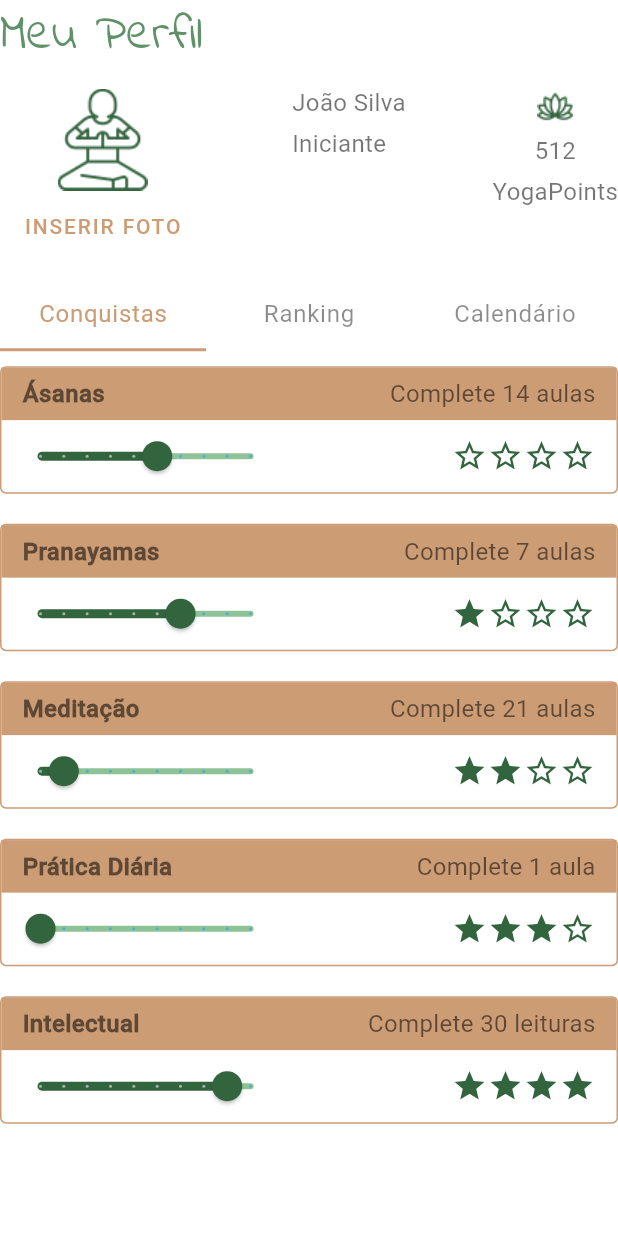
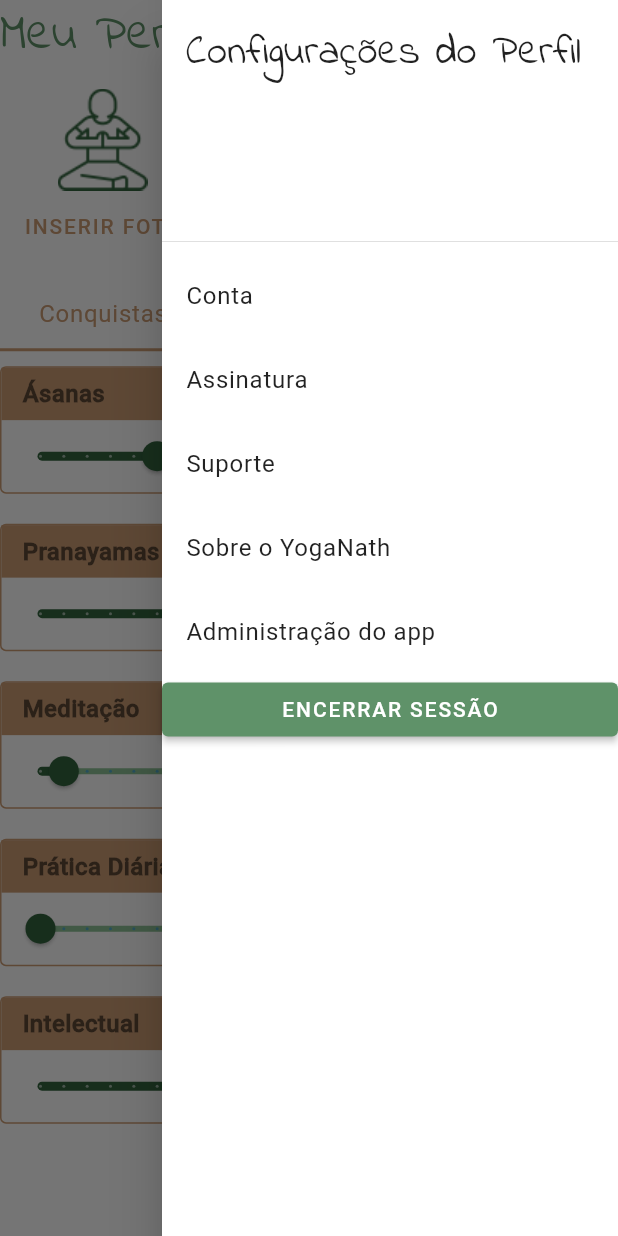
Before and after one commit to pachecofc/yoganath, a Flutter app: the Profile screen opened directly, with the side drawer open (before the commit the screen has no drawer), on a phone screen of 412 x 824 dp. Run offline on Flutter 3.47's test engine with Material 2 defaults, Android fonts, the phone set to English and light mode, and no system bars; our stand-ins replace table_calendar.

Commit message:
feat: add drawer to profile screen

```diff
--- a/lib/main.dart
+++ b/lib/main.dart
@@ -23,7 +23,8 @@ class YogaNath extends StatelessWidget {
         primaryColorDark: Color(0xff996E48),
         buttonColor: Color(0xff5F9269),
         accentColor: Color(0xff32643E),
-        canvasColor: Color(0xffDEA97E),
+        bottomAppBarColor: Color(0xffDEA97E),
+        canvasColor: Colors.white,
         scaffoldBackgroundColor: Colors.white,
         textTheme: Typography.blackMountainView.copyWith(
           bodyText2: TextStyle(color: Colors.black54, fontSize: 16.0),
--- a/lib/screens/base_screen.dart
+++ b/lib/screens/base_screen.dart
@@ -37,6 +37,7 @@ class _BaseState extends State<Base> {
           child: _widgetOptions.elementAt(_selectedIndex),
         ),
         bottomNavigationBar: BottomNavigationBar(
+          backgroundColor: Theme.of(context).bottomAppBarColor,
           items: const <BottomNavigationBarItem>[
             BottomNavigationBarItem(
               icon: Icon(Icons.spa),
--- a/lib/screens/profile_screen.dart
+++ b/lib/screens/profile_screen.dart
@@ -3,9 +3,88 @@ import 'package:yoganath/screens/achievements_screen.dart';
 import 'package:yoganath/screens/calendar_screen.dart';
 import 'package:yoganath/screens/ranking_screen.dart';
 import 'package:yoganath/widgets/reusableFlatButton.dart';
+import 'package:yoganath/widgets/reusableRaisedButton.dart';
 import 'package:yoganath/widgets/reusableTitle.dart';
 
-class Profile extends StatelessWidget {
+class Profile extends StatefulWidget {
+  @override
+  _ProfileState createState() => _ProfileState();
+}
+
+class _ProfileState extends State<Profile> {
+  var scaffoldKey = GlobalKey<ScaffoldState>();
+
+  @override
+  Widget build(BuildContext context) {
+    return Scaffold(
+      key: scaffoldKey,
+      endDrawer: Drawer(
+        child: ListView(
+          primary: false,
+          padding: EdgeInsets.zero,
+          children: <Widget>[
+            DrawerHeader(
+              child: Text(
+                'Configurações do Perfil',
+                style: Theme.of(context).textTheme.headline6,
+              ),
+            ),
+            ListTile(
+              title: Text('Conta'),
+              onTap: () {
+                Navigator.pop(context);
+              },
+            ),
+            ListTile(
+              title: Text('Assinatura'),
+              onTap: () {
+                Navigator.pop(context);
+              },
+            ),
+            ListTile(
+              title: Text('Suporte'),
+              onTap: () {
+                Navigator.pop(context);
+              },
+            ),
+            ListTile(
+              title: Text('Sobre o YogaNath'),
+              onTap: () {
+                Navigator.pop(context);
+              },
+            ),
+            ListTile(
+              title: Text('Administração do app'),
+              onTap: () {
+                Navigator.pop(context);
+              },
+            ),
+            ReusableRaisedButton(
+                buttonText: 'ENCERRAR SESSÃO',
+                onPressed: () {
+                  Navigator.pop(context);
+                })
+          ],
+        ),
+      ),
+      body: Stack(
+        children: <Widget>[
+          Positioned(
+            right: 0,
+            top: 0,
+            child: IconButton(
+              icon: Icon(Icons.menu),
+              onPressed: () => scaffoldKey.currentState.openEndDrawer(),
+            ),
+          ),
+          PageContent(),
+        ],
+      ),
+    );
+  }
+}
+
+class PageContent extends StatelessWidget {
   @override
   Widget build(BuildContext context) {
     final Color primaryColor = Theme.of(context).primaryColor;
```
